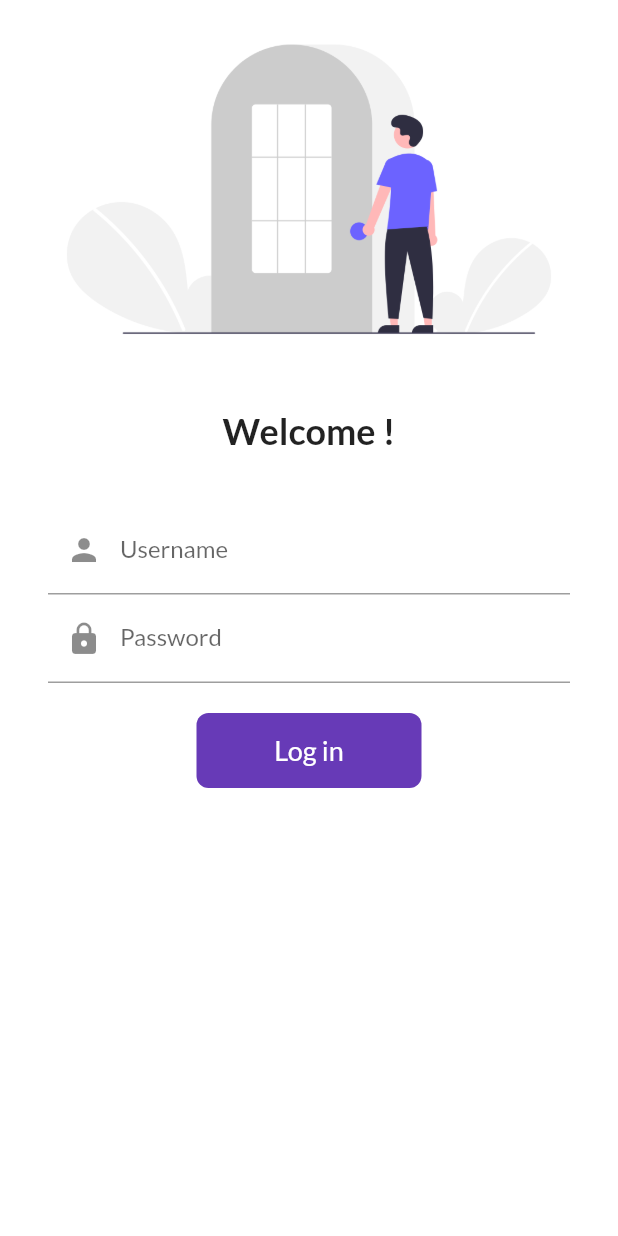
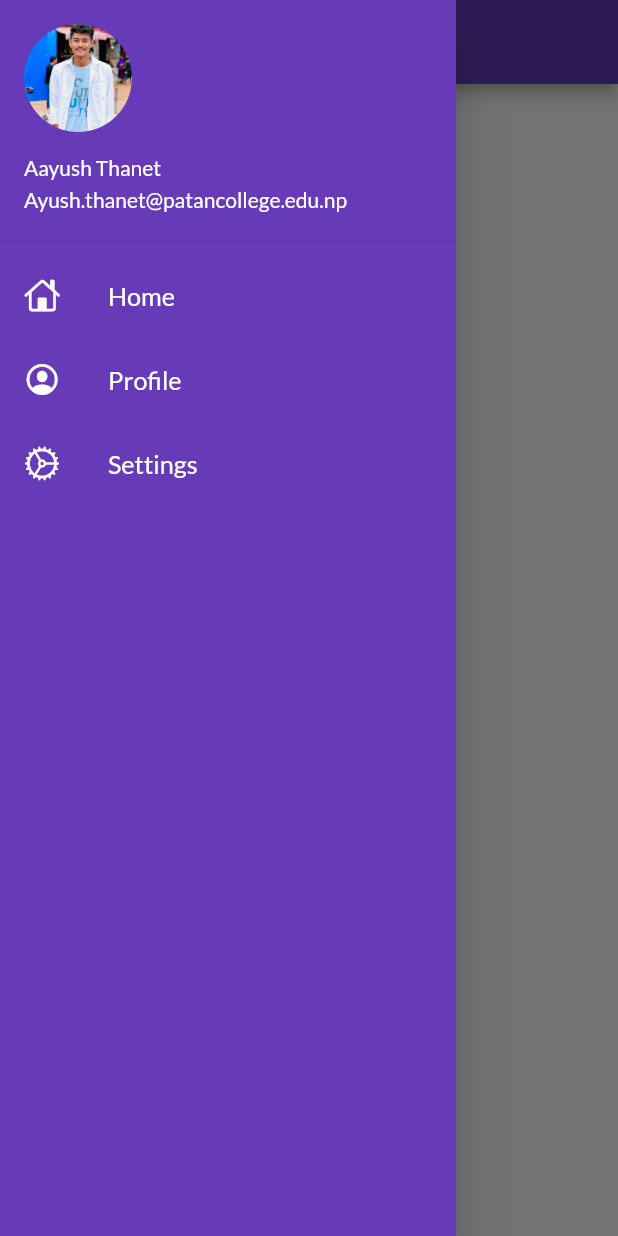
Before and after one commit to Aayush17171/FLutter_First, a Flutter app: the screen it shows after launch, with the side drawer open (before the commit the screen has no drawer), on a phone screen of 412 x 824 dp. Run offline on Flutter 3.47's test engine with Material 2 defaults, Android fonts, the phone set to English and light mode, and no system bars; our stand-ins replace google_fonts.

Commit message:
Day 7 Completed

```diff
--- a/lib/main.dart
+++ b/lib/main.dart
@@ -1,5 +1,5 @@
 import 'package:beginner/pages/login.dart';
-import 'package:beginner/pages/day1.dart';
+import 'package:beginner/pages/home.dart';
 import 'package:beginner/pages/routes.dart';
 import 'package:flutter/material.dart';
 import 'package:google_fonts/google_fonts.dart';
@@ -22,10 +22,10 @@ class myApp extends StatelessWidget {
       darkTheme: ThemeData(
           // brightness: Brightness.dark,
           primarySwatch: Colors.green),
-      // initialRoute: '/home',
+      initialRoute: MyRoutes.homeRoute,
       routes: {
         '/': (context) => LoginPage(),
-        MyRoutes.homeRoute: (context) => Day1Page(),
+        MyRoutes.homeRoute: (context) => HomePage(),
         MyRoutes.loginRoute: (context) => LoginPage(),
       },
     );
--- a/lib/pages/day1.dart
+++ b/lib/pages/home.dart
@@ -1,7 +1,8 @@
+import 'package:beginner/widgets/drawer.dart';
 import 'package:flutter/material.dart';
 
-class Day1Page extends StatelessWidget {
-  const Day1Page({super.key});
+class HomePage extends StatelessWidget {
+  const HomePage({super.key});
 
   @override
   Widget build(BuildContext context) {
@@ -10,7 +11,7 @@ class Day1Page extends StatelessWidget {
         title: Text('Day One'),
       ),
       body: Center(),
-      drawer: Drawer(),
+      drawer: MyDrawer(),
     );
   }
 }
--- a/lib/pages/login.dart
+++ b/lib/pages/login.dart
@@ -120,7 +120,6 @@ class _LoginPageState extends State<LoginPage> {
                         ),
                       ),
                     ),
-
                   ],
                 ),
               ),
--- /dev/null
+++ b/lib/widgets/drawer.dart
@@ -0,0 +1,73 @@
+import 'package:flutter/cupertino.dart';
+import 'package:flutter/material.dart';
+
+class MyDrawer extends StatelessWidget {
+  const MyDrawer({super.key});
+
+  @override
+  Widget build(BuildContext context) {
+    // final imageURL =
+    //     'https://www.google.com/search?q=persons+man&tbm=isch&ved=2ahUKEwiXj6mNsvKAAxWxpukKHaQoApYQ2-cCegQIABAA&oq=persons+man&gs_lcp=CgNpbWcQAzIFCAAQgAQyBggAEAUQHjIGCAAQCBAeMgYIABAIEB4yBggAEAgQHjIJCAAQGBCABBAKMgkIABAYEIAEEAoyBwgAEBgQgAQ6BwgAEIoFEEM6BAgjECdQzAJYpgpgzAxoAHAAeACAAZsBiAHBB5IBAzAuN5gBAKABAaoBC2d3cy13aXotaW1nwAEB&sclient=img&ei=IMflZJf_CLHNpgek0YiwCQ&bih=629&biw=1229#imgrc=WpL7_BTwQ0330M';
+    return Drawer(
+      child: Container(
+        color: Colors.deepPurple,
+        child: ListView(
+          padding: EdgeInsets.zero,
+          children: [
+            DrawerHeader(
+              padding: EdgeInsets.zero,
+              child: UserAccountsDrawerHeader(
+                margin: EdgeInsets.zero,
+                accountName: Text('Aayush Thanet'),
+                accountEmail: Text('Ayush.thanet@patancollege.edu.np'),
+                // currentAccountPicture: Image.network(imageURL),
+                currentAccountPicture: CircleAvatar(
+                  backgroundImage: AssetImage('images/aayu.jpeg'),
+                ),
+              ),
+            ),
+            ListTile(
+              leading: Icon(
+                CupertinoIcons.home,
+                color: Colors.white,
+              ),
+              title: Text(
+                'Home',
+                textScaleFactor: 1.2,
+                style: TextStyle(
+                  color: Colors.white,
+                ),
+              ),
+            ),
+            ListTile(
+              leading: Icon(
+                CupertinoIcons.profile_circled,
+                color: Colors.white,
+              ),
+              title: Text(
+                'Profile',
+                textScaleFactor: 1.2,
+                style: TextStyle(
+                  color: Colors.white,
+                ),
+              ),
+            ),
+            ListTile(
+              leading: Icon(
+                CupertinoIcons.settings_solid,
+                color: Colors.white,
+              ),
+              title: Text(
+                'Settings',
+                textScaleFactor: 1.2,
+                style: TextStyle(
+                  color: Colors.white,
+                ),
+              ),
+            ),
+          ],
+        ),
+      ),
+    );
+  }
+}
```
Also changed, not shown: images/aayu.jpeg (added).
